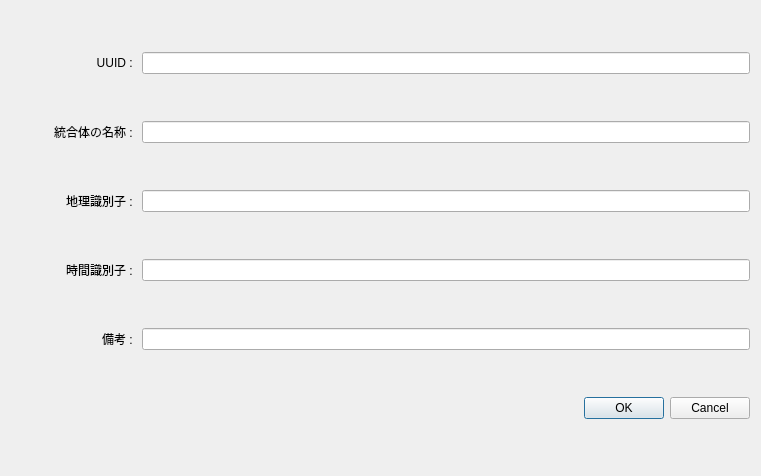
First picture: the form in ui/consolidation.ui, repository yufujimoto/SurveyDataCollector, before the edit.
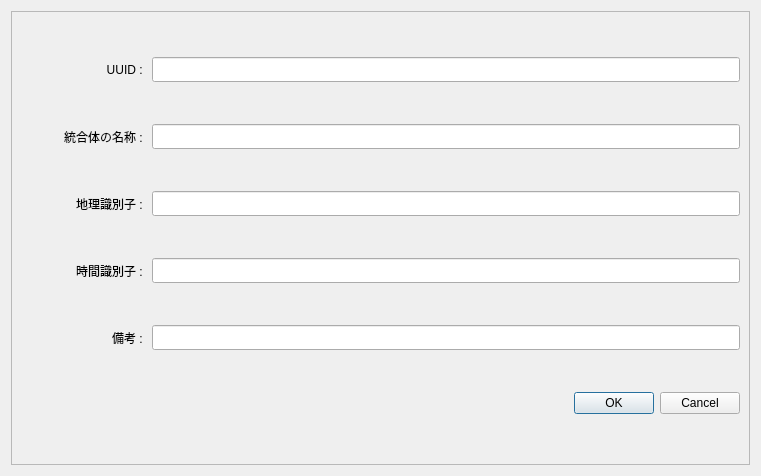
Second picture: the form after the edit.

```diff
--- a/ui/consolidation.ui
+++ b/ui/consolidation.ui
@@ -14,107 +14,15 @@
    <string>Dialog</string>
   </property>
   <layout class="QGridLayout" name="gridLayout">
-   <item row="3" column="0">
-    <layout class="QVBoxLayout" name="verticalLayout_2">
-     <item>
-      <layout class="QHBoxLayout" name="horizontalLayout_4">
-       <item>
-        <widget class="QLabel" name="lbl_con_tempral">
-         <property name="minimumSize">
-          <size>
-           <width>125</width>
-           <height>0</height>
-          </size>
-         </property>
-         <property name="maximumSize">
-          <size>
-           <width>125</width>
-           <height>16777215</height>
-          </size>
-         </property>
-         <property name="text">
-          <string>時間識別子 : </string>
-         </property>
-         <property name="alignment">
-          <set>Qt::AlignRight|Qt::AlignTrailing|Qt::AlignVCenter</set>
-         </property>
-        </widget>
-       </item>
-       <item>
-        <widget class="QLineEdit" name="tbx_con_temporal"/>
-       </item>
-      </layout>
-     </item>
-    </layout>
-   </item>
-   <item row="4" column="0">
-    <layout class="QVBoxLayout" name="verticalLayout_3">
-     <item>
-      <layout class="QHBoxLayout" name="horizontalLayout_5">
-       <item>
-        <widget class="QLabel" name="lbl_con_description">
-         <property name="minimumSize">
-          <size>
-           <width>125</width>
-           <height>0</height>
-          </size>
-         </property>
-         <property name="maximumSize">
-          <size>
-           <width>125</width>
-           <height>16777215</height>
-          </size>
-         </property>
-         <property name="text">
-          <string>備考 : </string>
-         </property>
-         <property name="alignment">
-          <set>Qt::AlignRight|Qt::AlignTrailing|Qt::AlignVCenter</set>
-         </property>
-        </widget>
-       </item>
-       <item>
-        <widget class="QLineEdit" name="tbx_con_description"/>
-       </item>
-      </layout>
-     </item>
-    </layout>
-   </item>
-   <item row="2" column="0">
-    <layout class="QVBoxLayout" name="verticalLayout_4">
-     <item>
-      <layout class="QHBoxLayout" name="horizontalLayout_3">
-       <item>
-        <widget class="QLabel" name="lbl_con_geoname">
-         <property name="minimumSize">
-          <size>
-           <width>125</width>
-           <height>0</height>
-          </size>
-         </property>
-         <property name="maximumSize">
-          <size>
-           <width>125</width>
-           <height>16777215</height>
-          </size>
-         </property>
-         <property name="text">
-          <string>地理識別子 : </string>
-         </property>
-         <property name="alignment">
-          <set>Qt::AlignRight|Qt::AlignTrailing|Qt::AlignVCenter</set>
-         </property>
-        </widget>
-       </item>
-       <item>
-        <widget class="QLineEdit" name="tbx_con_geoname"/>
-       </item>
-      </layout>
-     </item>
-    </layout>
-   </item>
    <item row="0" column="0">
-    <layout class="QVBoxLayout" name="verticalLayout">
+    <widget class="QFrame" name="frame">
+     <property name="frameShape">
+      <enum>QFrame::StyledPanel</enum>
+     </property>
+     <property name="frameShadow">
+      <enum>QFrame::Raised</enum>
+     </property>
+     <layout class="QVBoxLayout" name="verticalLayout_6">
      <item>
       <layout class="QHBoxLayout" name="horizontalLayout">
        <item>
@@ -141,6 +49,21 @@
        </item>
        <item>
         <widget class="QLineEdit" name="tbx_con_uuid">
+          <property name="minimumSize">
+           <size>
+            <width>0</width>
+            <height>25</height>
+           </size>
+          </property>
+          <property name="baseSize">
+           <size>
+            <width>0</width>
+            <height>0</height>
+           </size>
+          </property>
+          <property name="frame">
+           <bool>true</bool>
+          </property>
          <property name="readOnly">
           <bool>true</bool>
          </property>
@@ -148,9 +71,187 @@
        </item>
       </layout>
      </item>
-    </layout>
-   </item>
-   <item row="5" column="0">
+      <item>
+       <layout class="QHBoxLayout" name="horizontalLayout_2">
+        <item>
+         <widget class="QLabel" name="lbl_con_name">
+          <property name="minimumSize">
+           <size>
+            <width>125</width>
+            <height>0</height>
+           </size>
+          </property>
+          <property name="maximumSize">
+           <size>
+            <width>125</width>
+            <height>16777215</height>
+           </size>
+          </property>
+          <property name="text">
+           <string>統合体の名称 : </string>
+          </property>
+          <property name="alignment">
+           <set>Qt::AlignRight|Qt::AlignTrailing|Qt::AlignVCenter</set>
+          </property>
+         </widget>
+        </item>
+        <item>
+         <widget class="QLineEdit" name="tbx_con_name">
+          <property name="minimumSize">
+           <size>
+            <width>0</width>
+            <height>25</height>
+           </size>
+          </property>
+          <property name="baseSize">
+           <size>
+            <width>0</width>
+            <height>0</height>
+           </size>
+          </property>
+          <property name="frame">
+           <bool>true</bool>
+          </property>
+         </widget>
+        </item>
+       </layout>
+      </item>
+      <item>
+       <layout class="QHBoxLayout" name="horizontalLayout_3">
+        <item>
+         <widget class="QLabel" name="lbl_con_geoname">
+          <property name="minimumSize">
+           <size>
+            <width>125</width>
+            <height>0</height>
+           </size>
+          </property>
+          <property name="maximumSize">
+           <size>
+            <width>125</width>
+            <height>16777215</height>
+           </size>
+          </property>
+          <property name="text">
+           <string>地理識別子 : </string>
+          </property>
+          <property name="alignment">
+           <set>Qt::AlignRight|Qt::AlignTrailing|Qt::AlignVCenter</set>
+          </property>
+         </widget>
+        </item>
+        <item>
+         <widget class="QLineEdit" name="tbx_con_geoname">
+          <property name="minimumSize">
+           <size>
+            <width>0</width>
+            <height>25</height>
+           </size>
+          </property>
+          <property name="baseSize">
+           <size>
+            <width>0</width>
+            <height>0</height>
+           </size>
+          </property>
+          <property name="frame">
+           <bool>true</bool>
+          </property>
+         </widget>
+        </item>
+       </layout>
+      </item>
+      <item>
+       <layout class="QHBoxLayout" name="horizontalLayout_4">
+        <item>
+         <widget class="QLabel" name="lbl_con_tempral">
+          <property name="minimumSize">
+           <size>
+            <width>125</width>
+            <height>0</height>
+           </size>
+          </property>
+          <property name="maximumSize">
+           <size>
+            <width>125</width>
+            <height>16777215</height>
+           </size>
+          </property>
+          <property name="text">
+           <string>時間識別子 : </string>
+          </property>
+          <property name="alignment">
+           <set>Qt::AlignRight|Qt::AlignTrailing|Qt::AlignVCenter</set>
+          </property>
+         </widget>
+        </item>
+        <item>
+         <widget class="QLineEdit" name="tbx_con_temporal">
+          <property name="minimumSize">
+           <size>
+            <width>0</width>
+            <height>25</height>
+           </size>
+          </property>
+          <property name="baseSize">
+           <size>
+            <width>0</width>
+            <height>0</height>
+           </size>
+          </property>
+          <property name="frame">
+           <bool>true</bool>
+          </property>
+         </widget>
+        </item>
+       </layout>
+      </item>
+      <item>
+       <layout class="QHBoxLayout" name="horizontalLayout_5">
+        <item>
+         <widget class="QLabel" name="lbl_con_description">
+          <property name="minimumSize">
+           <size>
+            <width>125</width>
+            <height>0</height>
+           </size>
+          </property>
+          <property name="maximumSize">
+           <size>
+            <width>125</width>
+            <height>16777215</height>
+           </size>
+          </property>
+          <property name="text">
+           <string>備考 : </string>
+          </property>
+          <property name="alignment">
+           <set>Qt::AlignRight|Qt::AlignTrailing|Qt::AlignVCenter</set>
+          </property>
+         </widget>
+        </item>
+        <item>
+         <widget class="QLineEdit" name="tbx_con_description">
+          <property name="minimumSize">
+           <size>
+            <width>0</width>
+            <height>25</height>
+           </size>
+          </property>
+          <property name="baseSize">
+           <size>
+            <width>0</width>
+            <height>0</height>
+           </size>
+          </property>
+          <property name="frame">
+           <bool>true</bool>
+          </property>
+         </widget>
+        </item>
+       </layout>
+      </item>
+      <item>
     <widget class="QDialogButtonBox" name="bbx_con_res">
      <property name="orientation">
       <enum>Qt::Horizontal</enum>
@@ -160,38 +261,8 @@
      </property>
     </widget>
    </item>
-   <item row="1" column="0">
-    <layout class="QVBoxLayout" name="verticalLayout_5">
-     <item>
-      <layout class="QHBoxLayout" name="horizontalLayout_2">
-       <item>
-        <widget class="QLabel" name="lbl_con_name">
-         <property name="minimumSize">
-          <size>
-           <width>125</width>
-           <height>0</height>
-          </size>
-         </property>
-         <property name="maximumSize">
-          <size>
-           <width>125</width>
-           <height>16777215</height>
-          </size>
-         </property>
-         <property name="text">
-          <string>統合体の名称 : </string>
-         </property>
-         <property name="alignment">
-          <set>Qt::AlignRight|Qt::AlignTrailing|Qt::AlignVCenter</set>
-         </property>
-        </widget>
-       </item>
-       <item>
-        <widget class="QLineEdit" name="tbx_con_name"/>
-       </item>
-      </layout>
-     </item>
-    </layout>
+     </layout>
+    </widget>
    </item>
   </layout>
  </widget>
```
Lines whose indentation alone changed are shown as unchanged.
